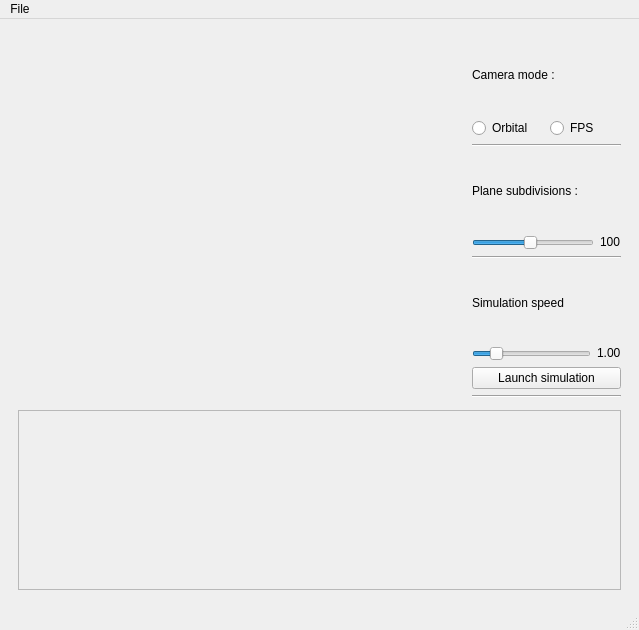
Above: ui/ui/mainwindow.ui from binaryHips/Projet3D before the change. Below: the same form after it.
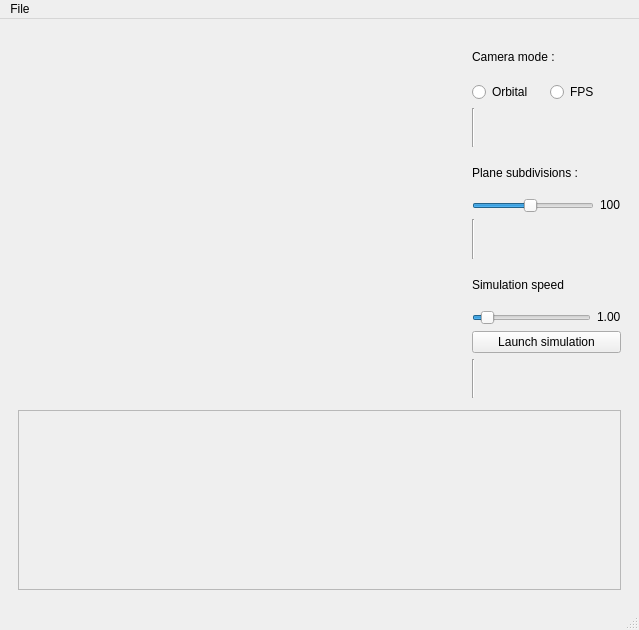
That is the form after the change. Custom widgets are drawn as their Qt base class.

What changed in the file:
```diff
--- a/ui/ui/mainwindow.ui
+++ b/ui/ui/mainwindow.ui
@@ -60,7 +60,7 @@
             <item>
              <widget class="Line" name="line_2">
               <property name="orientation">
-               <enum>Qt::Orientation::Horizontal</enum>
+               <enum>Qt::Vertical</enum>
               </property>
              </widget>
             </item>
@@ -107,7 +107,7 @@
             <item>
              <widget class="Line" name="line_3">
               <property name="orientation">
-               <enum>Qt::Orientation::Horizontal</enum>
+               <enum>Qt::Vertical</enum>
               </property>
              </widget>
             </item>
@@ -126,7 +126,7 @@
                  <number>20</number>
                 </property>
                 <property name="maximum">
-                 <number>500</number>
+                 <number>999</number>
                 </property>
                 <property name="value">
                  <number>100</number>
@@ -161,7 +161,7 @@
             <item>
              <widget class="Line" name="line_4">
               <property name="orientation">
-               <enum>Qt::Orientation::Horizontal</enum>
+               <enum>Qt::Vertical</enum>
               </property>
              </widget>
             </item>
```
Left out of the diff: 26 changed lines with no effect on the pictures.
